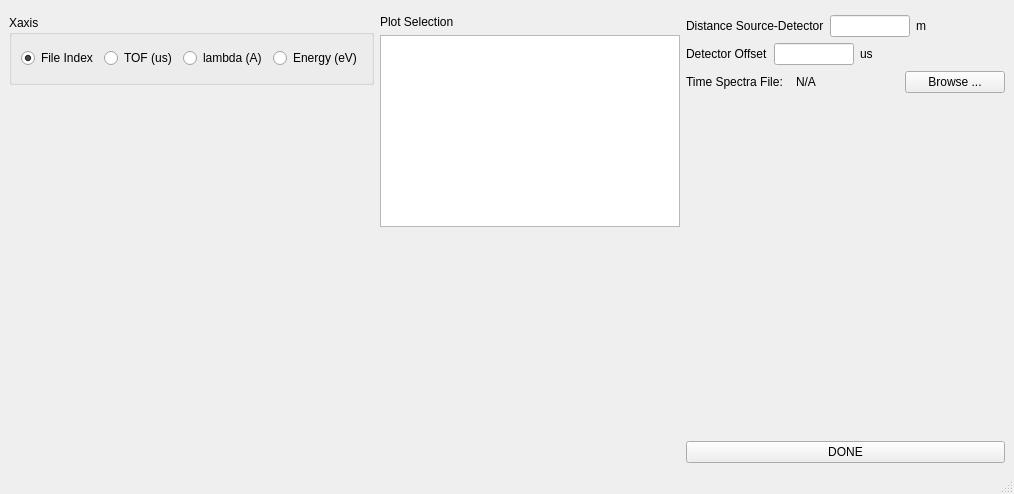
This is ui/ui_resonance_imaging_experiment_vs_theory.ui in neutronimaging/python_notebooks as Qt 5 draws it before an edit. The edited form follows.
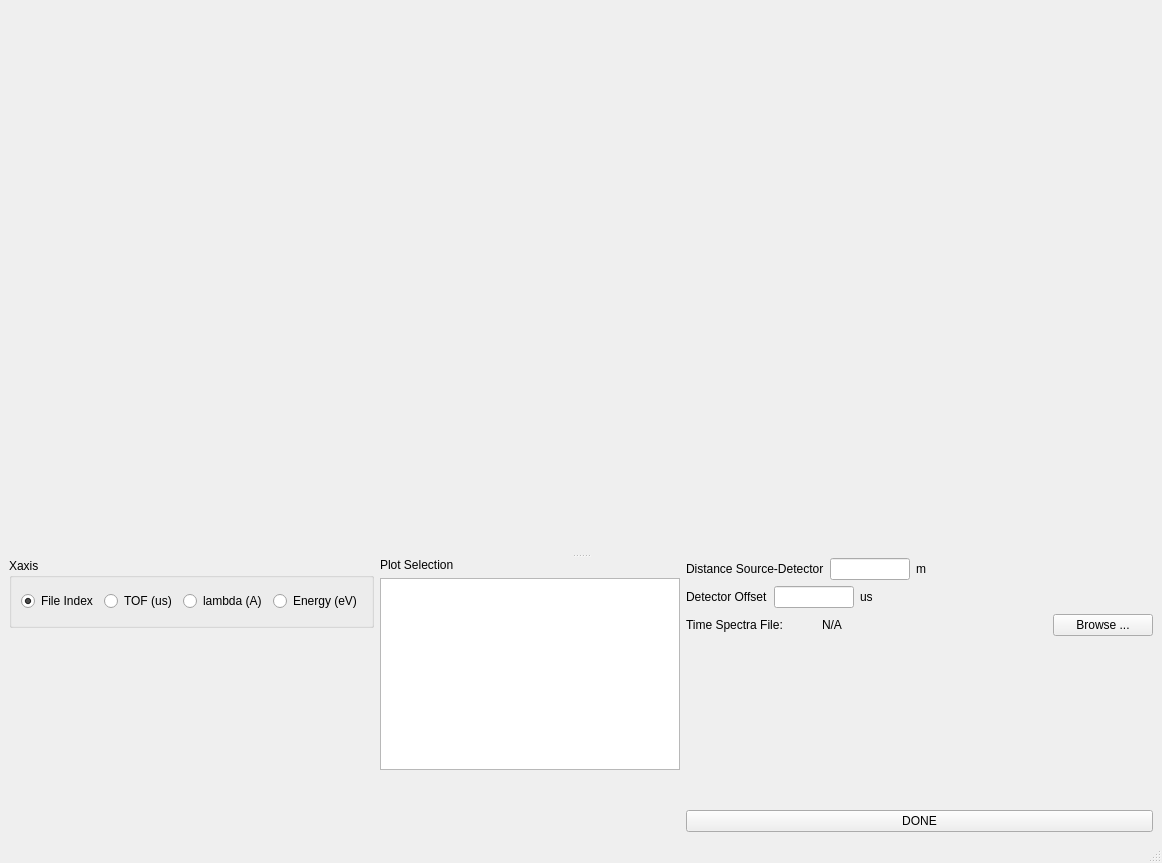
This is the edited form.

Commit message: Added ev to imaging_reso vs theory notebook

```diff
--- a/ui/ui_resonance_imaging_experiment_vs_theory.ui
+++ b/ui/ui_resonance_imaging_experiment_vs_theory.ui
@@ -6,8 +6,8 @@
    <rect>
     <x>0</x>
     <y>0</y>
-    <width>1014</width>
-    <height>494</height>
+    <width>1162</width>
+    <height>863</height>
    </rect>
   </property>
   <property name="windowTitle">
@@ -16,6 +16,10 @@
   <widget class="QWidget" name="centralwidget">
    <layout class="QVBoxLayout" name="verticalLayout_5">
     <item>
+     <widget class="QSplitter" name="splitter">
+      <property name="orientation">
+       <enum>Qt::Vertical</enum>
+      </property>
      <widget class="QWidget" name="widget" native="true">
       <property name="sizePolicy">
        <sizepolicy hsizetype="Expanding" vsizetype="Maximum">
@@ -23,9 +27,14 @@
         <verstretch>0</verstretch>
        </sizepolicy>
       </property>
-     </widget>
-    </item>
-    <item>
+       <property name="minimumSize">
+        <size>
+         <width>0</width>
+         <height>500</height>
+        </size>
+       </property>
+      </widget>
+      <widget class="QWidget" name="">
      <layout class="QHBoxLayout" name="horizontalLayout_4">
       <item>
        <layout class="QVBoxLayout" name="verticalLayout_4">
@@ -317,6 +326,8 @@
        </layout>
       </item>
      </layout>
+      </widget>
+     </widget>
     </item>
    </layout>
   </widget>
```
Left out of the diff: 2 changed lines with no effect on the pictures. Lines whose indentation alone changed are shown as unchanged. The commit also changes 4 other files.
